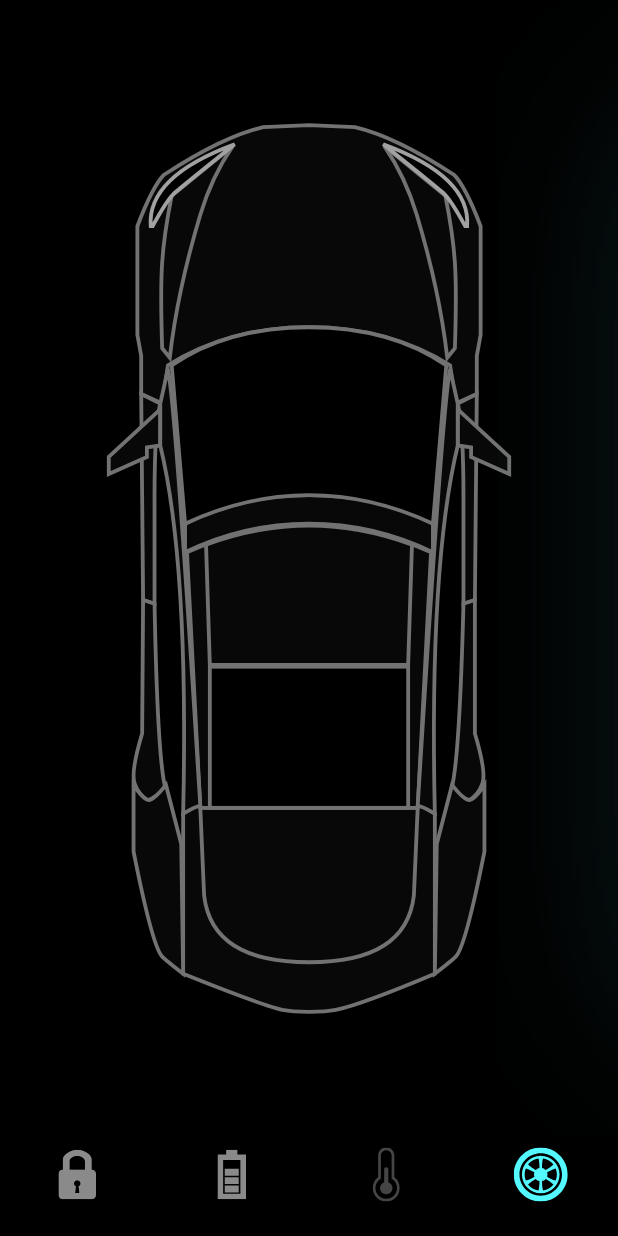
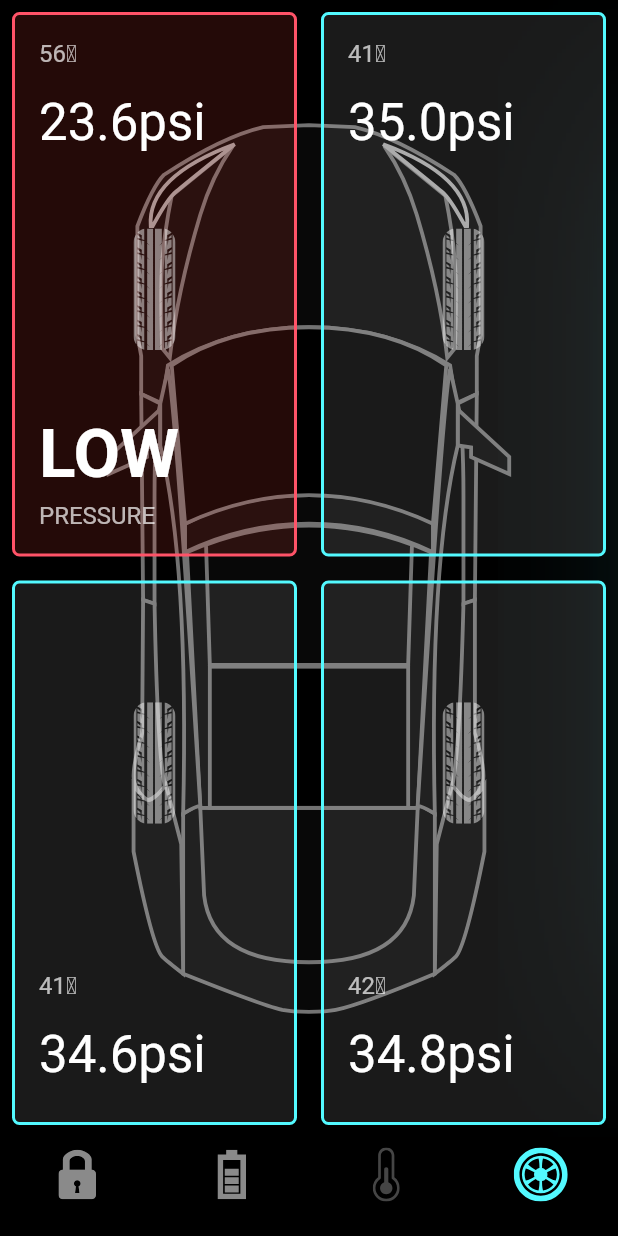
Before and after one commit to danieldev24/Tesla-Connect, a Flutter app: the screen it shows after launch, item 4 of the bottom bar chosen, on a phone screen of 412 x 824 dp. Run offline on Flutter 3.47's test engine with Material 2 defaults, Android fonts, the phone set to English and light mode, and no system bars; our stand-ins replace flutter_staggered_animations, flutter_svg.

Commit message:
complete app

```diff
--- a/lib/models/TyrePsi.dart
+++ b/lib/models/TyrePsi.dart
@@ -2,13 +2,14 @@ class TyrePsi {
   final double psi;
   final int temp;
   final bool isLowPressure;
+  final bool isFront;
 
-  TyrePsi({required this.psi, required this.temp, required this.isLowPressure});
+  TyrePsi({required this.psi, required this.temp, required this.isLowPressure,required this.isFront, });
 }
 
 final List<TyrePsi> demoPsiList = [
-  TyrePsi(psi: 23.6, temp: 56, isLowPressure: true),
-  TyrePsi(psi: 35.0, temp: 41, isLowPressure: false),
-  TyrePsi(psi: 34.6, temp: 41, isLowPressure: false),
-  TyrePsi(psi: 34.8, temp: 42, isLowPressure: false),
+  TyrePsi(psi: 23.6, temp: 56, isLowPressure: true, isFront: true),
+  TyrePsi(psi: 35.0, temp: 41, isLowPressure: false, isFront: true),
+  TyrePsi(psi: 34.6, temp: 41, isLowPressure: false, isFront: false),
+  TyrePsi(psi: 34.8, temp: 42, isLowPressure: false, isFront: false),
 ];
--- /dev/null
+++ b/lib/screens/components/type_heat.dart
@@ -0,0 +1,102 @@
+import 'package:flutter/cupertino.dart';
+import 'package:flutter/material.dart';
+import 'package:flutter_svg/svg.dart';
+
+import '../../constanins.dart';
+
+class TyreHeat extends StatelessWidget {
+  final BoxConstraints constrains;
+  final bool isFront;
+  final bool isHeat;
+  final int temp;
+  final double psi;
+
+  const TyreHeat(
+      {Key? key,
+      required this.constrains,
+      this.isFront = false,
+      this.isHeat = false, required this.temp, required this.psi})
+      : super(key: key);
+
+  @override
+  Widget build(BuildContext context) {
+    return Container(
+      margin: EdgeInsets.all(8),
+      width: constrains.maxWidth / 2,
+      height: constrains.maxHeight / 2,
+      decoration: BoxDecoration(
+          borderRadius: BorderRadius.all(Radius.circular(5)),
+          color: isHeat ? Colors.red.withOpacity(0.15) : Colors.white10,
+          border:
+              Border.all(color: isHeat ? redColor : primaryColor, width: 2)),
+      child: Padding(
+        padding: EdgeInsets.all(defaultPadding),
+        child: Stack(
+          children: [
+            Positioned(
+                left: 0,
+                right: 0,
+                top: isFront
+                    ? constrains.maxHeight /6
+                    : constrains.maxHeight / 12,
+                child: SvgPicture.asset("assets/icons/FL_Tyre.svg")),
+            Positioned(
+              left: 0,
+              top: isFront ? 0 : (constrains.maxHeight / 3 - 10),
+              child: Column(
+                crossAxisAlignment: CrossAxisAlignment.start,
+                children: [
+                  Text(
+                    "${temp}" + "\u2103",
+                    style: Theme.of(context)
+                        .textTheme
+                        .subtitle1!
+                        .copyWith(color: Colors.white70),
+                  ),
+                  SizedBox(
+                    height: defaultPadding,
+                  ),
+                  Text(
+                    "${psi}psi",
+                    style: Theme.of(context)
+                        .textTheme
+                        .headline4!
+                        .copyWith(color: Colors.white),
+                  )
+                ],
+              ),
+            ),
+            Visibility(
+                visible: isHeat,
+                child: Positioned(
+                  left: 0,
+                  bottom: 0,
+                  child: Column(
+                    crossAxisAlignment: CrossAxisAlignment.start,
+                    children: [
+                      Text(
+                        "Low".toUpperCase(),
+                        style: Theme.of(context)
+                            .textTheme
+                            .headline3!
+                            .copyWith(color: Colors.white,fontWeight: FontWeight.bold),
+                      ),
+                      SizedBox(
+                        height: 5,
+                      ),
+                      Text(
+                        "pressure".toUpperCase(),
+                        style: Theme.of(context)
+                            .textTheme
+                            .subtitle1!
+                            .copyWith(color: Colors.white70),
+                      )
+                    ],
+                  ),
+                ))
+          ],
+        ),
+      ),
+    );
+  }
+}
--- a/lib/screens/home_screen.dart
+++ b/lib/screens/home_screen.dart
@@ -3,12 +3,15 @@ import 'package:flutter/widgets.dart';
 import 'package:flutter_svg/svg.dart';
 import 'package:tesla_animated_app/constanins.dart';
 import 'package:tesla_animated_app/home_controller.dart';
+import 'package:tesla_animated_app/models/TyrePsi.dart';
 import 'package:tesla_animated_app/screens/components/TempBtn.dart';
 import 'package:tesla_animated_app/screens/components/tempo_detail.dart';
+import 'package:tesla_animated_app/screens/components/type_heat.dart';
 
 import 'components/battery_status.dart';
 import 'components/door_lock.dart';
 import 'components/tesla_bottom_navigationbar.dart';
+import 'package:flutter_staggered_animations/flutter_staggered_animations.dart';
 
 class HomeScreen extends StatefulWidget {
   HomeScreen({Key? key}) : super(key: key);
@@ -241,6 +244,37 @@ class _HomeScreenState extends State<HomeScreen> with TickerProviderStateMixin {
                                     width: 200,
                                   ),
                           )),
+                      //Tyre heat
+                      _controller.selectedBottomTab == 3 ?
+                      AnimationLimiter(
+                        child: GridView.count(
+                          crossAxisCount: 2,
+                          childAspectRatio:
+                              (constrains.maxWidth) / (constrains.maxHeight),
+                          children: List.generate(
+                            4,
+                            (int index) {
+                              return AnimationConfiguration.staggeredGrid(
+                                position: index,
+                                duration: const Duration(milliseconds: 600),
+                                columnCount: 2,
+                                child: ScaleAnimation(
+                                  curve: Curves.easeInOutBack,
+                                  child: FadeInAnimation(
+                                    child:TyreHeat(
+                                        constrains: constrains,
+                                        temp: demoPsiList[index].temp,
+                                        psi: demoPsiList[index].psi,
+                                        isHeat:
+                                            demoPsiList[index].isLowPressure,
+                                        isFront: demoPsiList[index].isFront),
+                                  ),
+                                ),
+                              );
+                            },
+                          ),
+                        ),
+                      ) : Container(),
                     ],
                   );
                 },
--- a/pubspec.yaml
+++ b/pubspec.yaml
@@ -34,6 +34,7 @@ dependencies:
   # Use with the CupertinoIcons class for iOS style icons.
   cupertino_icons: ^1.0.2
   flutter_svg: ^0.22.0
+  flutter_staggered_animations: "^1.0.0"
 
 dev_dependencies:
   flutter_test:
```
Also changed, not shown: pubspec.lock, 4 other files.
